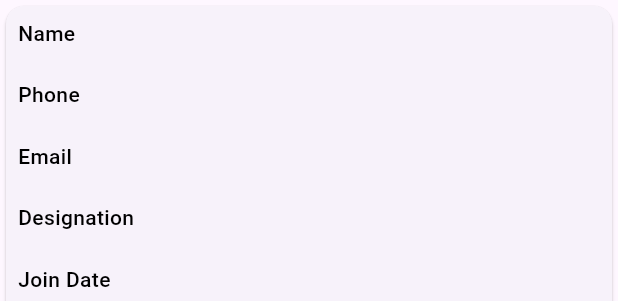
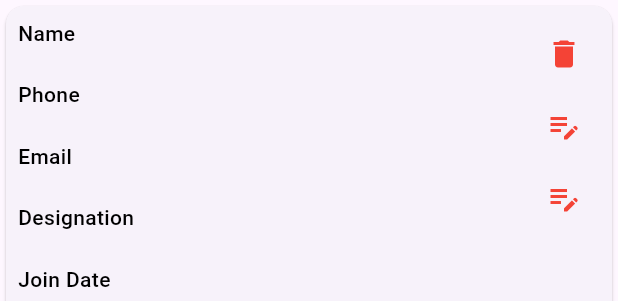
Before and after one commit to mamunislammim/Getx_03_CRUD, a Flutter app: the EmployeeCard widget shown alone on an empty page, opened directly with empty values, on a phone screen of 412 x 824 dp. Shown: the top 301 px of the screen. Run offline on Flutter 3.47's test engine with Material 3 defaults, Android fonts, the phone set to English and light mode, and no system bars; our stand-ins replace flutter_secure_storage, get; accounts and stored records are empty; network calls fail.

Commit message:
delete employeee api implement

```diff
--- a/lib/conteroller/service/employee_add.dart
+++ b/lib/conteroller/service/employee_add.dart
@@ -1,17 +1,15 @@
 import 'dart:convert';
 import 'dart:developer';
 import 'package:get/get.dart';
+import 'package:getx_02_crud_operation/conteroller/service/api_urls.dart';
 import 'package:http/http.dart' as http;
-
 import '../../utils/common_fun/local_storage.dart';
 
 class EmployeeAddService {
   static Future<bool> service({required Map<String, dynamic> data}) async {
     try {
       var token = await LocalStorage().getData(key: "token");
-      Uri uri = Uri.parse(
-        "https://flutter-batch3.advocate-portfolio.classicitltd.com/api/employee/store",
-      );
+      Uri uri = Uri.parse(ApiUrls.addEmployeeUrl);
       var header = {
         "Accept": "application/json",
         "Content-Type": "application/json",
--- a/lib/conteroller/service/get_employee.dart
+++ b/lib/conteroller/service/get_employee.dart
@@ -1,5 +1,6 @@
 import 'dart:convert';
 import 'dart:developer';
+import 'package:getx_02_crud_operation/conteroller/service/api_urls.dart';
 import 'package:getx_02_crud_operation/utils/common_fun/local_storage.dart';
 import 'package:http/http.dart' as http;
 
@@ -8,9 +9,7 @@ class EmployeeService {
     try {
       var token = await LocalStorage().getData(key: "token");
       log("======${token}=================");
-      Uri url = Uri.parse(
-        "https://flutter-batch3.advocate-portfolio.classicitltd.com/api/employee",
-      );
+      Uri url = Uri.parse(ApiUrls.getEmployeeUrl);
 
       var header = {"Accept": "application/json", "Authorization": "Bearer $token"};
       var response = await http.get(url, headers: header);
--- a/lib/conteroller/service/login.dart
+++ b/lib/conteroller/service/login.dart
@@ -1,13 +1,14 @@
 import 'dart:convert';
 import 'dart:developer';
 import 'package:get/get.dart';
+import 'package:getx_02_crud_operation/conteroller/service/api_urls.dart';
 import 'package:getx_02_crud_operation/utils/common_fun/local_storage.dart';
 import 'package:http/http.dart' as http;
 
 class LoginRepository {
   static Future<bool> service({required String mail, required String password}) async {
     try {
-      Uri uri = Uri.parse("https://flutter-batch3.advocate-portfolio.classicitltd.com/api/login");
+      Uri uri = Uri.parse(ApiUrls.loginUrl);
       var response = await http.post(uri, body: {"email_phone": mail, "password": password});
 
       log("==========${mail}== ${password}================");
--- a/lib/view/screen/employee/widget/employee_card.dart
+++ b/lib/view/screen/employee/widget/employee_card.dart
@@ -1,16 +1,24 @@
+
 import 'package:flutter/material.dart';
 import '../../../global_widget/app_text.dart';
 
 class EmployeeCard extends StatelessWidget {
-  const EmployeeCard({super.key, this.empData});
+  const EmployeeCard({super.key, this.empData, required this.deleteFun, required this.editFun});
   final dynamic empData;
+  // final EmployeeController controller;
+  final VoidCallback deleteFun;
+  final VoidCallback editFun;
 
   @override
   Widget build(BuildContext context) {
     return Card(
       child: Padding(
         padding: const EdgeInsets.all(8.0),
-        child: SizedBox(
+        child: Stack(
+          clipBehavior: Clip.none,
+          alignment: Alignment.topRight,
+          children: [
+            SizedBox(
               width: MediaQuery.sizeOf(context).width,
               child: Column(
                 crossAxisAlignment: CrossAxisAlignment.start,
@@ -24,6 +32,15 @@ class EmployeeCard extends StatelessWidget {
                   _buildColumn(title: 'Address', value: empData['address']),
                 ],
               ),
+            ),
+            Column(
+              children: [
+                IconButton(onPressed: deleteFun, icon: Icon(Icons.delete, color: Colors.red)),
+                IconButton(onPressed: editFun, icon: Icon(Icons.edit_note, color: Colors.red)),
+                IconButton(onPressed: editFun, icon: Icon(Icons.edit_note, color: Colors.red)),
+              ],
+            ),
+          ],
         ),
       ),
     );
```
Also changed, not shown: lib/conteroller/get/employee.dart (+8 -0 lines), lib/conteroller/service/api_urls.dart (added, +7 -0 lines), lib/conteroller/service/delete_employee.dart (added, +28 -0 lines), lib/view/screen/employee/view.dart (+12 -1 lines). Lines whose indentation alone changed are shown as unchanged.
